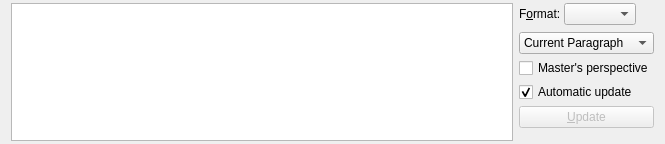
Before: the Qt Designer form src/frontends/qt/ui/ViewSourceUi.ui in cburschka/lyx, drawn with Qt 5.
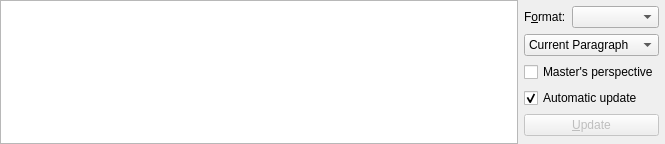
After: the same form once the commit is applied.

Commit message:
Adjust code preview spacing
Partial fix of bug #12152.

The edit to the form file:
```diff
--- a/src/frontends/qt/ui/ViewSourceUi.ui
+++ b/src/frontends/qt/ui/ViewSourceUi.ui
@@ -20,14 +20,26 @@
    <string/>
   </property>
   <layout class="QGridLayout" name="gridLayout_2">
+   <property name="leftMargin">
+    <number>0</number>
+   </property>
    <property name="topMargin">
-    <number>3</number>
+    <number>0</number>
+   </property>
+   <property name="rightMargin">
+    <number>0</number>
    </property>
    <property name="bottomMargin">
-    <number>3</number>
+    <number>0</number>
+   </property>
+   <property name="spacing">
+    <number>0</number>
    </property>
    <item row="0" column="0">
     <layout class="QHBoxLayout" name="layout_" stretch="1,0">
+     <property name="spacing">
+      <number>0</number>
+     </property>
      <property name="sizeConstraint">
       <enum>QLayout::SetMaximumSize</enum>
      </property>
@@ -57,81 +69,46 @@
       </widget>
      </item>
      <item>
-      <layout class="QFormLayout" name="formLayout">
-       <property name="sizeConstraint">
-        <enum>QLayout::SetDefaultConstraint</enum>
+      <layout class="QGridLayout" name="gridLayout" columnstretch="0,1">
+       <property name="leftMargin">
+        <number>6</number>
        </property>
-       <property name="fieldGrowthPolicy">
-        <enum>QFormLayout::ExpandingFieldsGrow</enum>
+       <property name="topMargin">
+        <number>6</number>
        </property>
-       <property name="labelAlignment">
-        <set>Qt::AlignLeading|Qt::AlignLeft|Qt::AlignVCenter</set>
+       <property name="rightMargin">
+        <number>6</number>
        </property>
-       <property name="horizontalSpacing">
+       <property name="bottomMargin">
         <number>6</number>
        </property>
-       <property name="verticalSpacing">
-        <number>4</number>
+       <property name="spacing">
+        <number>6</number>
        </property>
        <item row="0" column="0">
-        <layout class="QHBoxLayout" name="horizontalLayout" stretch="0,1">
-         <property name="spacing">
-          <number>3</number>
-         </property>
-         <property name="sizeConstraint">
-          <enum>QLayout::SetMinAndMaxSize</enum>
-         </property>
-         <property name="bottomMargin">
-          <number>3</number>
-         </property>
-         <item>
-          <widget class="QLabel" name="outputFormatLA">
-           <property name="text">
-            <string>F&amp;ormat:</string>
-           </property>
-           <property name="buddy">
-            <cstring>outputFormatCO</cstring>
-           </property>
-          </widget>
-         </item>
-         <item>
-          <widget class="QComboBox" name="outputFormatCO">
-           <property name="enabled">
-            <bool>true</bool>
-           </property>
-           <property name="sizePolicy">
-            <sizepolicy hsizetype="Minimum" vsizetype="Fixed">
-             <horstretch>0</horstretch>
-             <verstretch>0</verstretch>
-            </sizepolicy>
-           </property>
-           <property name="toolTip">
-            <string>Select the output format</string>
-           </property>
-           <property name="sizeAdjustPolicy">
-            <enum>QComboBox::AdjustToContents</enum>
-           </property>
-          </widget>
-         </item>
-        </layout>
-       </item>
-       <item row="2" column="0">
-        <widget class="QCheckBox" name="masterPerspectiveCB">
-         <property name="sizePolicy">
-          <sizepolicy hsizetype="Minimum" vsizetype="Fixed">
-           <horstretch>0</horstretch>
-           <verstretch>0</verstretch>
-          </sizepolicy>
-         </property>
-         <property name="toolTip">
-          <string>Show the source as the master document gets it</string>
-         </property>
+        <widget class="QLabel" name="outputFormatLA">
          <property name="text">
-          <string>Master's perspective</string>
+          <string>F&amp;ormat:</string>
+         </property>
+         <property name="buddy">
+          <cstring>outputFormatCO</cstring>
          </property>
         </widget>
        </item>
-       <item row="3" column="0">
+       <item row="5" column="0" colspan="2">
+        <spacer name="verticalSpacer">
+         <property name="orientation">
+          <enum>Qt::Vertical</enum>
+         </property>
+         <property name="sizeHint" stdset="0">
+          <size>
+           <width>0</width>
+           <height>0</height>
+          </size>
+         </property>
+        </spacer>
+       </item>
+       <item row="3" column="0" colspan="2">
         <widget class="QCheckBox" name="autoUpdateCB">
          <property name="text">
           <string>Automatic update</string>
@@ -141,13 +118,19 @@
          </property>
         </widget>
        </item>
-       <item row="4" column="0" colspan="2">
-        <widget class="QPushButton" name="updatePB">
-         <property name="enabled">
-          <bool>false</bool>
+       <item row="2" column="0" colspan="2">
+        <widget class="QCheckBox" name="masterPerspectiveCB">
+         <property name="sizePolicy">
+          <sizepolicy hsizetype="Minimum" vsizetype="Fixed">
+           <horstretch>0</horstretch>
+           <verstretch>0</verstretch>
+          </sizepolicy>
+         </property>
+         <property name="toolTip">
+          <string>Show the source as the master document gets it</string>
          </property>
          <property name="text">
-          <string>&amp;Update</string>
+          <string>Master's perspective</string>
          </property>
         </widget>
        </item>
@@ -181,6 +164,35 @@
          </item>
         </widget>
        </item>
+       <item row="4" column="0" colspan="2">
+        <widget class="QPushButton" name="updatePB">
+         <property name="enabled">
+          <bool>false</bool>
+         </property>
+         <property name="text">
+          <string>&amp;Update</string>
+         </property>
+        </widget>
+       </item>
+       <item row="0" column="1">
+        <widget class="QComboBox" name="outputFormatCO">
+         <property name="enabled">
+          <bool>true</bool>
+         </property>
+         <property name="sizePolicy">
+          <sizepolicy hsizetype="Minimum" vsizetype="Fixed">
+           <horstretch>0</horstretch>
+           <verstretch>0</verstretch>
+          </sizepolicy>
+         </property>
+         <property name="toolTip">
+          <string>Select the output format</string>
+         </property>
+         <property name="sizeAdjustPolicy">
+          <enum>QComboBox::AdjustToContents</enum>
+         </property>
+        </widget>
+       </item>
       </layout>
      </item>
     </layout>
```
Left out of the diff: 2 changed lines with no effect on the pictures. The commit also changes 1 other file.
